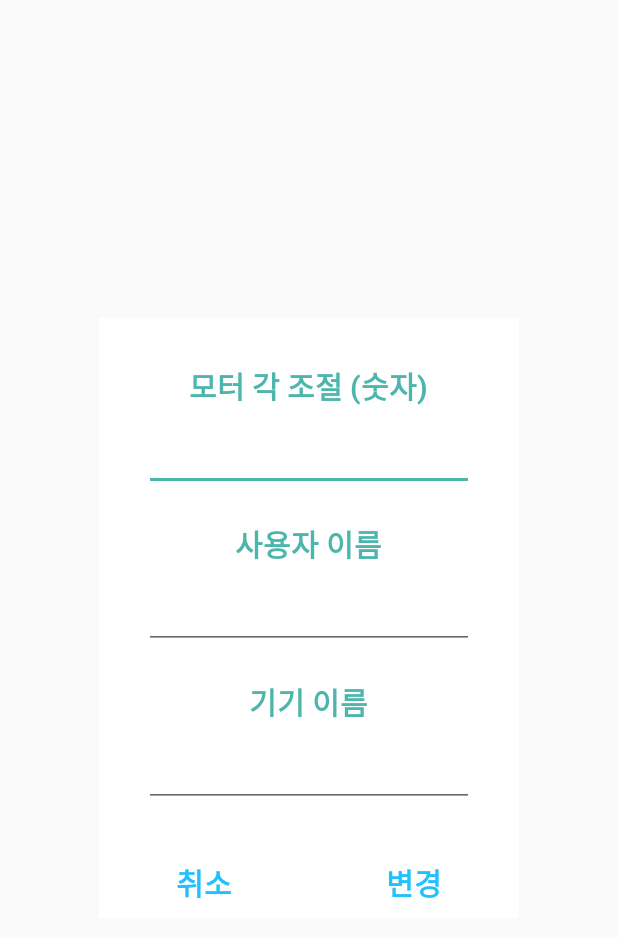
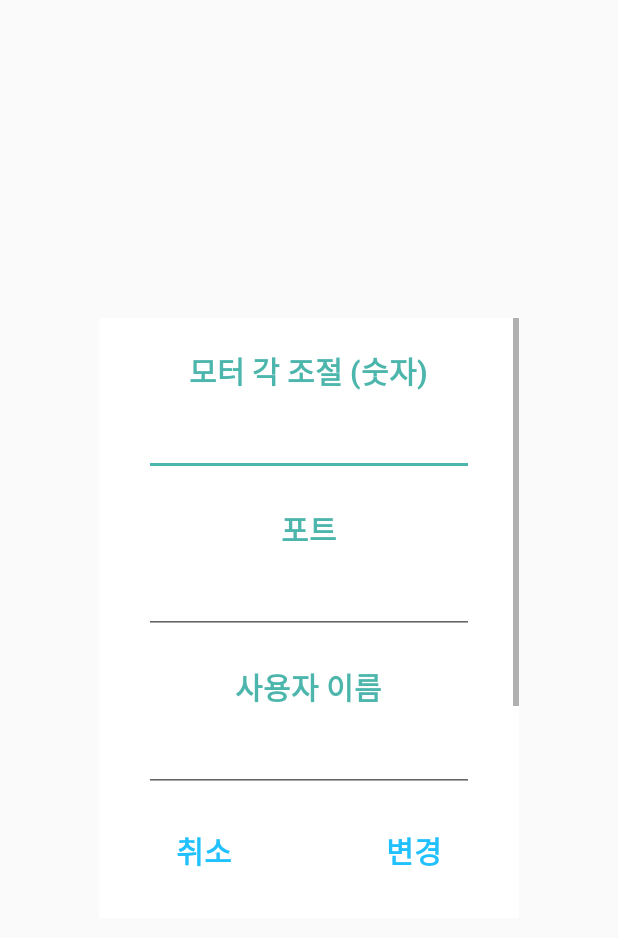
Before and after one commit to yuntackkoo/Android, an Android app: the layout activity_settings.xml on its own in the app's theme, with its tools: preview values and no code run, on a phone screen of 412 x 824 dp. Shown: the top 938 px of the screen. Run offline under Robolectric (Android 15) with nearby library versions, the phone set to English and light mode, and no system bars.

Commit message:
스크롤뷰

```diff
--- a/SSD/app/src/main/res/layout/activity_history.xml
+++ b/SSD/app/src/main/res/layout/activity_history.xml
@@ -17,7 +17,7 @@
         <Spinner
             android:id="@+id/device"
             android:layout_width="0dp"
-            android:layout_weight="0.3"
+            android:layout_weight="1"
             android:layout_height="40dp"
             android:textSize="20sp"
             android:textAlignment="center"
@@ -25,7 +25,7 @@
         <Spinner
             android:id="@+id/user"
             android:layout_width="0dp"
-            android:layout_weight="0.3"
+            android:layout_weight="1"
             android:layout_height="40dp"
             android:textSize="20sp"
             android:textAlignment="center"
@@ -34,7 +34,7 @@
         <TextView
             android:id="@+id/date"
             android:layout_width="0dp"
-            android:layout_weight="0.5"
+            android:layout_weight="1.5"
             android:layout_height="40dp"
             android:textSize="20sp"
             android:textAlignment="center"
--- a/SSD/app/src/main/res/layout/activity_settings.xml
+++ b/SSD/app/src/main/res/layout/activity_settings.xml
@@ -2,15 +2,19 @@
 <LinearLayout xmlns:android="http://schemas.android.com/apk/res/android"
     android:orientation="vertical" android:background="#FFFFFF"
     android:layout_width="280dp" android:layout_height="400dp"
-    android:layout_gravity="center" android:gravity="center_horizontal"
-    android:paddingTop="10dp">
+    android:layout_gravity="center" android:gravity="center_horizontal">
 
+    <ScrollView
+        android:layout_width="match_parent"
+        android:layout_height="330dp">
+        <LinearLayout
+            android:layout_width="match_parent" android:layout_height="330dp"
+            android:orientation="vertical" android:gravity="center_horizontal">
             <TextView
                 android:layout_width="wrap_content" android:layout_height="wrap_content"
                 android:layout_margin="10dp" android:paddingTop="10dp"
                 android:text="모터 각 조절 (숫자)" android:textSize="20sp"
                 android:textColor="#4db6ac" android:textStyle="bold" />
-
             <EditText
                 android:layout_width="220dp" android:layout_height="40dp"
                 android:layout_marginTop="5dp"
@@ -23,9 +27,22 @@
             <TextView
                 android:layout_width="wrap_content" android:layout_height="wrap_content"
                 android:layout_margin="10dp" android:paddingTop="10dp"
+                android:text="포트" android:textSize="20sp"
+                android:textColor="#4db6ac" android:textStyle="bold" />
+            <EditText
+                android:layout_width="220dp" android:layout_height="40dp"
+                android:layout_marginTop="5dp" android:inputType="phone"
+                android:text="" android:textSize="20sp"
+                android:textColor="#21c0ff"
+
+                android:singleLine="true"
+                android:lines="1" />
+
+            <TextView
+                android:layout_width="wrap_content" android:layout_height="wrap_content"
+                android:layout_margin="10dp" android:paddingTop="10dp"
                 android:text="사용자 이름" android:textSize="20sp"
                 android:textColor="#4db6ac" android:textStyle="bold" />
-
             <EditText
                 android:layout_width="220dp" android:layout_height="40dp"
                 android:layout_marginTop="5dp"
@@ -40,7 +57,6 @@
                 android:layout_margin="10dp" android:paddingTop="10dp"
                 android:text="기기 이름" android:textSize="20sp"
                 android:textColor="#4db6ac" android:textStyle="bold" />
-
             <EditText
                 android:layout_width="220dp" android:layout_height="40dp"
                 android:layout_marginTop="5dp"
@@ -49,16 +65,17 @@
                 android:id="@+id/input_devname"
                 android:singleLine="true"
                 android:lines="1" />
+        </LinearLayout>
+    </ScrollView>
 
     <LinearLayout
         android:layout_width="match_parent" android:layout_height="60dp"
-        android:orientation="horizontal" android:layout_marginTop="25dp" >
+        android:orientation="horizontal">
 
         <Button
             android:layout_marginLeft="20dp" style="?android:attr/borderlessButtonStyle"
             android:layout_width="100dp" android:layout_height="50dp"
             android:background="@drawable/buttonshape"
-
             android:text="취소" android:textSize="20sp"
             android:textColor="#21c0ff" android:textStyle="bold"
 
@@ -68,7 +85,6 @@
             android:layout_marginLeft="40dp" style="?android:attr/borderlessButtonStyle"
             android:layout_width="100dp" android:layout_height="50dp"
             android:background="@drawable/buttonshape"
-
             android:text="변경" android:textSize="20sp"
             android:textColor="#21c0ff" android:textStyle="bold"
 
```
Also changed, not shown: SSD/app/src/main/java/ssd/app/Devlist.java (line endings or trailing spaces). Lines whose indentation alone changed are shown as unchanged.
